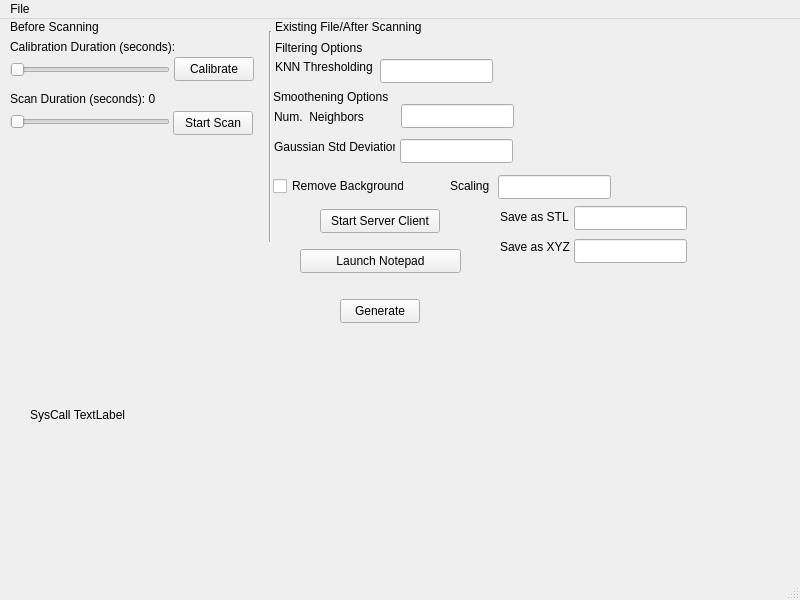
Qt form src/gui/v2-gui-interface/mainwindow.ui (BobbyChiu/senior-design) before a commit.
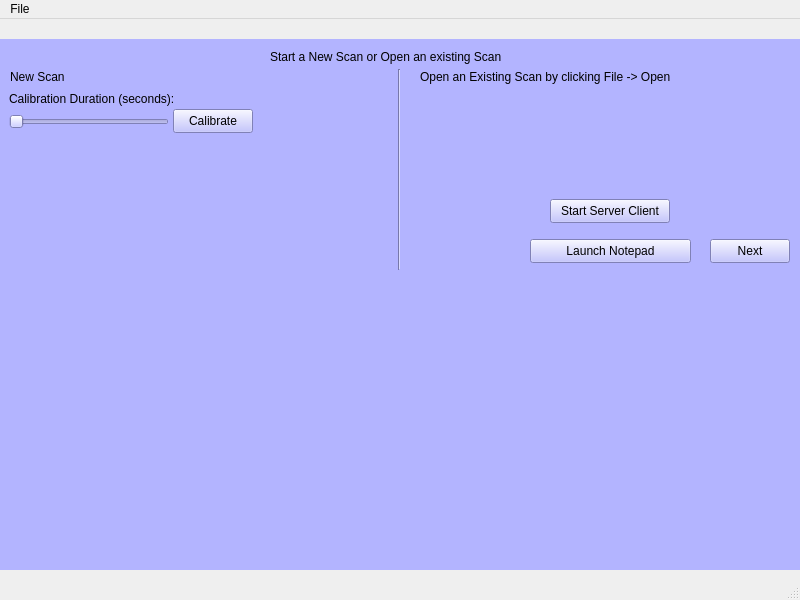
The same form after that commit.

What changed in the file:
```diff
--- a/src/gui/v2-gui-interface/mainwindow.ui
+++ b/src/gui/v2-gui-interface/mainwindow.ui
@@ -14,61 +14,6 @@
    <string>MainWindow</string>
   </property>
   <widget class="QWidget" name="centralwidget">
-   <widget class="QPushButton" name="startServerClient">
-    <property name="geometry">
-     <rect>
-      <x>320</x>
-      <y>190</y>
-      <width>120</width>
-      <height>24</height>
-     </rect>
-    </property>
-    <property name="text">
-     <string>Start Server Client</string>
-    </property>
-   </widget>
-   <widget class="QSlider" name="scanDurationSlider">
-    <property name="geometry">
-     <rect>
-      <x>10</x>
-      <y>95</y>
-      <width>160</width>
-      <height>16</height>
-     </rect>
-    </property>
-    <property name="orientation">
-     <enum>Qt::Horizontal</enum>
-    </property>
-    <property name="tickPosition">
-     <enum>QSlider::NoTicks</enum>
-    </property>
-   </widget>
-   <widget class="QLabel" name="label">
-    <property name="geometry">
-     <rect>
-      <x>10</x>
-      <y>70</y>
-      <width>181</width>
-      <height>20</height>
-     </rect>
-    </property>
-    <property name="text">
-     <string>Scan Duration (seconds): 0</string>
-    </property>
-   </widget>
-   <widget class="QPushButton" name="openNotepadButton">
-    <property name="geometry">
-     <rect>
-      <x>300</x>
-      <y>230</y>
-      <width>161</width>
-      <height>24</height>
-     </rect>
-    </property>
-    <property name="text">
-     <string>Launch Notepad</string>
-    </property>
-   </widget>
    <widget class="QLabel" name="sysCallOutput">
     <property name="geometry">
      <rect>
@@ -82,11 +27,92 @@
      <string>SysCall TextLabel</string>
     </property>
    </widget>
+   <widget class="QStackedWidget" name="stackedWidget">
+    <property name="geometry">
+     <rect>
+      <x>0</x>
+      <y>20</y>
+      <width>801</width>
+      <height>531</height>
+     </rect>
+    </property>
+    <property name="styleSheet">
+     <string notr="true">background-color: rgb(179, 180, 255);</string>
+    </property>
+    <property name="currentIndex">
+     <number>0</number>
+    </property>
+    <widget class="QWidget" name="page">
+     <widget class="QPushButton" name="page2">
+      <property name="geometry">
+       <rect>
+        <x>710</x>
+        <y>200</y>
+        <width>80</width>
+        <height>24</height>
+       </rect>
+      </property>
+      <property name="text">
+       <string>Next</string>
+      </property>
+     </widget>
+     <widget class="QLabel" name="label_11">
+      <property name="geometry">
+       <rect>
+        <x>270</x>
+        <y>10</y>
+        <width>231</width>
+        <height>16</height>
+       </rect>
+      </property>
+      <property name="text">
+       <string>Start a New Scan or Open an existing Scan</string>
+      </property>
+     </widget>
+     <widget class="QLabel" name="label_12">
+      <property name="geometry">
+       <rect>
+        <x>10</x>
+        <y>30</y>
+        <width>61</width>
+        <height>16</height>
+       </rect>
+      </property>
+      <property name="text">
+       <string>New Scan</string>
+      </property>
+     </widget>
+     <widget class="QLabel" name="label_13">
+      <property name="geometry">
+       <rect>
+        <x>420</x>
+        <y>30</y>
+        <width>251</width>
+        <height>16</height>
+       </rect>
+      </property>
+      <property name="text">
+       <string>Open an Existing Scan by clicking File -&gt; Open</string>
+      </property>
+     </widget>
+     <widget class="Line" name="line_2">
+      <property name="geometry">
+       <rect>
+        <x>391</x>
+        <y>30</y>
+        <width>16</width>
+        <height>201</height>
+       </rect>
+      </property>
+      <property name="orientation">
+       <enum>Qt::Vertical</enum>
+      </property>
+     </widget>
    <widget class="QPushButton" name="calibrateButton">
     <property name="geometry">
      <rect>
-      <x>174</x>
-      <y>38</y>
+        <x>173</x>
+        <y>70</y>
       <width>80</width>
       <height>24</height>
      </rect>
@@ -95,24 +121,11 @@
      <string>Calibrate</string>
     </property>
    </widget>
-   <widget class="QSlider" name="calibrationDurationSlider">
-    <property name="geometry">
-     <rect>
-      <x>10</x>
-      <y>43</y>
-      <width>160</width>
-      <height>16</height>
-     </rect>
-    </property>
-    <property name="orientation">
-     <enum>Qt::Horizontal</enum>
-    </property>
-   </widget>
    <widget class="QLabel" name="calibrationDurationLabel">
     <property name="geometry">
      <rect>
-      <x>10</x>
-      <y>20</y>
+        <x>9</x>
+        <y>52</y>
       <width>191</width>
       <height>16</height>
      </rect>
@@ -121,24 +134,94 @@
      <string>Calibration Duration (seconds): </string>
     </property>
    </widget>
-   <widget class="QLabel" name="beforeScanningLabel">
+     <widget class="QSlider" name="calibrationDurationSlider">
     <property name="geometry">
      <rect>
-      <x>10</x>
-      <y>0</y>
-      <width>91</width>
+        <x>9</x>
+        <y>75</y>
+        <width>160</width>
       <height>16</height>
      </rect>
     </property>
+      <property name="orientation">
+       <enum>Qt::Horizontal</enum>
+      </property>
+     </widget>
+     <widget class="QPushButton" name="openNotepadButton">
+      <property name="geometry">
+       <rect>
+        <x>530</x>
+        <y>200</y>
+        <width>161</width>
+        <height>24</height>
+       </rect>
+      </property>
     <property name="text">
-     <string>Before Scanning</string>
+       <string>Launch Notepad</string>
+      </property>
+     </widget>
+     <widget class="QPushButton" name="startServerClient">
+      <property name="geometry">
+       <rect>
+        <x>550</x>
+        <y>160</y>
+        <width>120</width>
+        <height>24</height>
+       </rect>
+      </property>
+      <property name="text">
+       <string>Start Server Client</string>
+      </property>
+     </widget>
+    </widget>
+    <widget class="QWidget" name="page_2">
+     <widget class="QLabel" name="label_14">
+      <property name="geometry">
+       <rect>
+        <x>329</x>
+        <y>10</y>
+        <width>111</width>
+        <height>16</height>
+       </rect>
+      </property>
+      <property name="text">
+       <string>Scan Configuration</string>
+      </property>
+     </widget>
+     <widget class="QLabel" name="label">
+      <property name="geometry">
+       <rect>
+        <x>180</x>
+        <y>60</y>
+        <width>181</width>
+        <height>20</height>
+       </rect>
+      </property>
+      <property name="text">
+       <string>Scan Duration (seconds): 0</string>
+      </property>
+     </widget>
+     <widget class="QSlider" name="scanDurationSlider">
+      <property name="geometry">
+       <rect>
+        <x>180</x>
+        <y>85</y>
+        <width>160</width>
+        <height>16</height>
+       </rect>
+      </property>
+      <property name="orientation">
+       <enum>Qt::Horizontal</enum>
+      </property>
+      <property name="tickPosition">
+       <enum>QSlider::NoTicks</enum>
     </property>
    </widget>
    <widget class="QPushButton" name="scanButton">
     <property name="geometry">
      <rect>
-      <x>173</x>
-      <y>92</y>
+        <x>343</x>
+        <y>82</y>
       <width>80</width>
       <height>24</height>
      </rect>
@@ -147,37 +230,78 @@
      <string>Start Scan</string>
     </property>
    </widget>
-   <widget class="Line" name="line">
+     <widget class="QPushButton" name="page3">
     <property name="geometry">
      <rect>
-      <x>260</x>
-      <y>12</y>
-      <width>20</width>
-      <height>211</height>
-     </rect>
-    </property>
-    <property name="orientation">
-     <enum>Qt::Vertical</enum>
-    </property>
-   </widget>
-   <widget class="QLabel" name="label_2">
+        <x>710</x>
+        <y>210</y>
+        <width>80</width>
+        <height>24</height>
+       </rect>
+      </property>
+      <property name="text">
+       <string>Next</string>
+      </property>
+     </widget>
+     <widget class="QPushButton" name="prev1">
     <property name="geometry">
      <rect>
-      <x>275</x>
-      <y>0</y>
-      <width>151</width>
+        <x>0</x>
+        <y>210</y>
+        <width>80</width>
+        <height>24</height>
+       </rect>
+      </property>
+      <property name="text">
+       <string>Prev</string>
+      </property>
+     </widget>
+    </widget>
+    <widget class="QWidget" name="page_3">
+     <widget class="QLabel" name="label_15">
+      <property name="geometry">
+       <rect>
+        <x>360</x>
+        <y>10</y>
+        <width>71</width>
       <height>16</height>
      </rect>
     </property>
     <property name="text">
-     <string>Existing File/After Scanning</string>
+       <string>Process Scan</string>
+      </property>
+     </widget>
+     <widget class="QLabel" name="label_6">
+      <property name="geometry">
+       <rect>
+        <x>264</x>
+        <y>50</y>
+        <width>111</width>
+        <height>16</height>
+       </rect>
+      </property>
+      <property name="text">
+       <string>Num.  Neighbors</string>
+      </property>
+     </widget>
+     <widget class="QLabel" name="label_8">
+      <property name="geometry">
+       <rect>
+        <x>264</x>
+        <y>80</y>
+        <width>121</width>
+        <height>16</height>
+       </rect>
+      </property>
+      <property name="text">
+       <string>Gaussian Std Deviation</string>
     </property>
    </widget>
    <widget class="QLabel" name="label_3">
     <property name="geometry">
      <rect>
-      <x>275</x>
-      <y>21</y>
+        <x>25</x>
+        <y>32</y>
       <width>91</width>
       <height>16</height>
      </rect>
@@ -186,11 +310,41 @@
      <string>Filtering Options</string>
     </property>
    </widget>
+     <widget class="QLineEdit" name="stdDevInput">
+      <property name="geometry">
+       <rect>
+        <x>390</x>
+        <y>80</y>
+        <width>113</width>
+        <height>24</height>
+       </rect>
+      </property>
+     </widget>
+     <widget class="QLineEdit" name="knnThresholdingInputs">
+      <property name="geometry">
+       <rect>
+        <x>130</x>
+        <y>51</y>
+        <width>113</width>
+        <height>24</height>
+       </rect>
+      </property>
+     </widget>
+     <widget class="QLineEdit" name="meanInput">
+      <property name="geometry">
+       <rect>
+        <x>391</x>
+        <y>45</y>
+        <width>113</width>
+        <height>24</height>
+       </rect>
+      </property>
+     </widget>
    <widget class="QLabel" name="label_4">
     <property name="geometry">
      <rect>
-      <x>275</x>
-      <y>40</y>
+        <x>25</x>
+        <y>51</y>
       <width>101</width>
       <height>16</height>
      </rect>
@@ -202,8 +356,8 @@
    <widget class="QLabel" name="label_5">
     <property name="geometry">
      <rect>
-      <x>273</x>
-      <y>70</y>
+        <x>263</x>
+        <y>30</y>
       <width>151</width>
       <height>16</height>
      </rect>
@@ -212,24 +366,11 @@
      <string>Smoothening Options</string>
     </property>
    </widget>
-   <widget class="QLabel" name="label_6">
-    <property name="geometry">
-     <rect>
-      <x>274</x>
-      <y>90</y>
-      <width>111</width>
-      <height>16</height>
-     </rect>
-    </property>
-    <property name="text">
-     <string>Num.  Neighbors</string>
-    </property>
-   </widget>
    <widget class="QCheckBox" name="checkBox">
     <property name="geometry">
      <rect>
-      <x>273</x>
-      <y>156</y>
+        <x>263</x>
+        <y>130</y>
       <width>131</width>
       <height>22</height>
      </rect>
@@ -242,7 +383,7 @@
     <property name="geometry">
      <rect>
       <x>498</x>
-      <y>156</y>
+        <y>110</y>
       <width>113</width>
       <height>24</height>
      </rect>
@@ -252,7 +393,7 @@
     <property name="geometry">
      <rect>
       <x>450</x>
-      <y>159</y>
+        <y>110</y>
       <width>49</width>
       <height>16</height>
      </rect>
@@ -261,67 +402,21 @@
      <string>Scaling</string>
     </property>
    </widget>
-   <widget class="QLineEdit" name="knnThresholdingInputs">
+     <widget class="QLineEdit" name="xyzSaveInput">
     <property name="geometry">
      <rect>
-      <x>380</x>
-      <y>40</y>
+        <x>510</x>
+        <y>180</y>
       <width>113</width>
       <height>24</height>
      </rect>
     </property>
    </widget>
-   <widget class="QLabel" name="label_8">
-    <property name="geometry">
-     <rect>
-      <x>274</x>
-      <y>120</y>
-      <width>121</width>
-      <height>16</height>
-     </rect>
-    </property>
-    <property name="text">
-     <string>Gaussian Std Deviation</string>
-    </property>
-   </widget>
-   <widget class="QLineEdit" name="meanInput">
-    <property name="geometry">
-     <rect>
-      <x>401</x>
-      <y>85</y>
-      <width>113</width>
-      <height>24</height>
-     </rect>
-    </property>
-   </widget>
-   <widget class="QLineEdit" name="stdDevInput">
-    <property name="geometry">
-     <rect>
-      <x>400</x>
-      <y>120</y>
-      <width>113</width>
-      <height>24</height>
-     </rect>
-    </property>
-   </widget>
-   <widget class="QLabel" name="label_9">
-    <property name="geometry">
-     <rect>
-      <x>500</x>
-      <y>190</y>
-      <width>71</width>
-      <height>16</height>
-     </rect>
-    </property>
-    <property name="text">
-     <string>Save as STL</string>
-    </property>
-   </widget>
    <widget class="QLabel" name="label_10">
     <property name="geometry">
      <rect>
-      <x>500</x>
-      <y>220</y>
+        <x>436</x>
+        <y>180</y>
       <width>71</width>
       <height>16</height>
      </rect>
@@ -330,21 +425,24 @@
      <string>Save as XYZ</string>
     </property>
    </widget>
+     <widget class="QLabel" name="label_9">
+      <property name="geometry">
+       <rect>
+        <x>436</x>
+        <y>150</y>
+        <width>71</width>
+        <height>16</height>
+       </rect>
+      </property>
+      <property name="text">
+       <string>Save as STL</string>
+      </property>
+     </widget>
    <widget class="QLineEdit" name="stlSaveInput">
     <property name="geometry">
      <rect>
-      <x>574</x>
-      <y>187</y>
-      <width>113</width>
-      <height>24</height>
-     </rect>
-    </property>
-   </widget>
-   <widget class="QLineEdit" name="xyzSaveInput">
-    <property name="geometry">
-     <rect>
-      <x>574</x>
-      <y>220</y>
+        <x>510</x>
+        <y>147</y>
       <width>113</width>
       <height>24</height>
      </rect>
@@ -353,8 +451,8 @@
    <widget class="QPushButton" name="generateButton">
     <property name="geometry">
      <rect>
-      <x>340</x>
-      <y>280</y>
+        <x>680</x>
+        <y>180</y>
       <width>80</width>
       <height>24</height>
      </rect>
@@ -362,6 +460,21 @@
     <property name="text">
      <string>Generate</string>
     </property>
+     </widget>
+     <widget class="QPushButton" name="prev3">
+      <property name="geometry">
+       <rect>
+        <x>10</x>
+        <y>190</y>
+        <width>80</width>
+        <height>24</height>
+       </rect>
+      </property>
+      <property name="text">
+       <string>Prev</string>
+      </property>
+     </widget>
+    </widget>
    </widget>
   </widget>
   <widget class="QMenuBar" name="menubar">
```
Left out of the diff: 41 changed lines with no effect on the pictures. Lines whose indentation alone changed are shown as unchanged.
